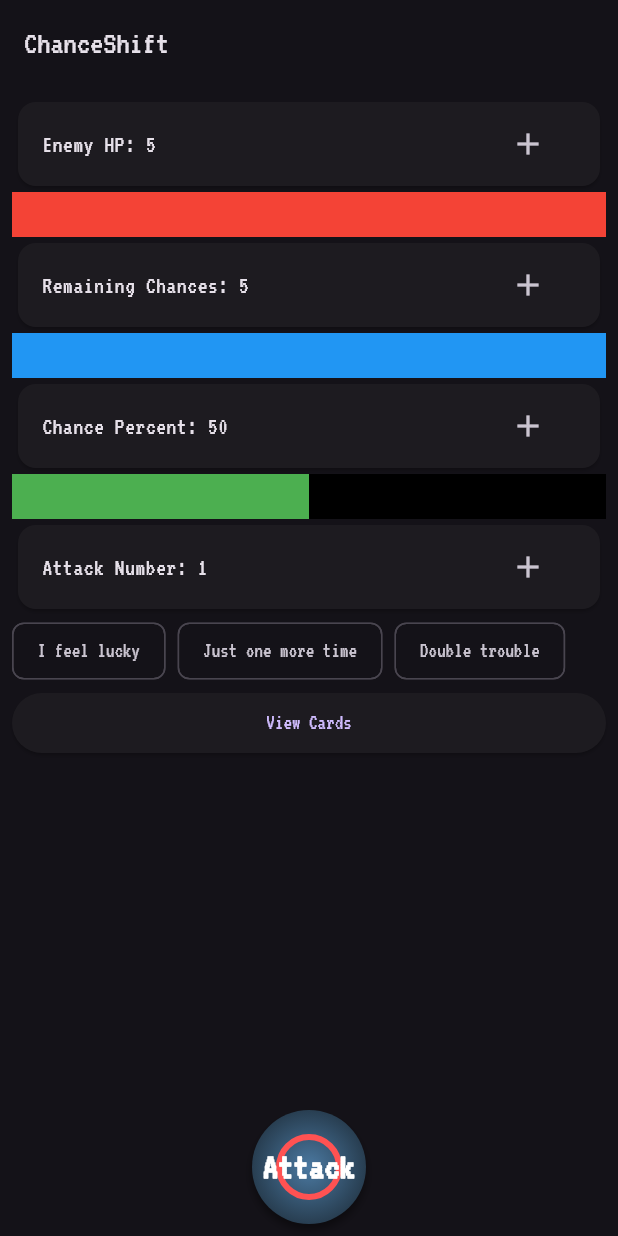
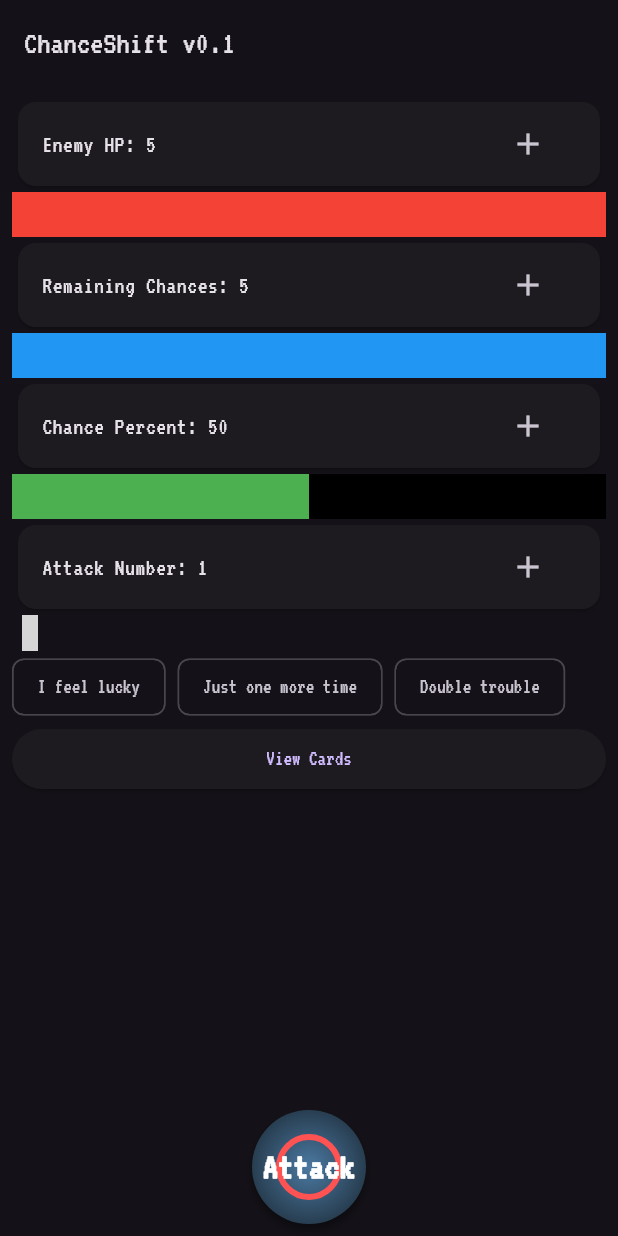
Before and after one commit to hyunjaemoon/chanceshift, a Flutter app: the screen it shows after launch, on a phone screen of 412 x 824 dp. Run offline on Flutter 3.47's test engine with Material 3 defaults, Android fonts, the phone set to English and light mode, and no system bars; our stand-ins replace material_design_icons_flutter; grey boxes are pictures that could not be loaded.

Commit message:
Add Sword icons for attackNum

```diff
--- a/lib/main.dart
+++ b/lib/main.dart
@@ -56,7 +56,7 @@
   Widget build(BuildContext context) {
     return Scaffold(
       appBar: AppBar(
-        title: Text('ChanceShift'),
+        title: Text('ChanceShift v0.1'),
       ),
       body: Padding(
         padding: const EdgeInsets.all(8.0),
@@ -84,6 +84,7 @@
                   _buildStatCard('Attack Number', attackNum, (newValue) {
                     setState(() => attackNum = newValue);
                   }),
+                  SwordIconsRow(numIcons: attackNum),
                   Wrap(
                     spacing: 8.0,
                     children:
--- a/lib/ui.dart
+++ b/lib/ui.dart
@@ -1,4 +1,5 @@
 import 'package:flutter/material.dart';
+import 'package:material_design_icons_flutter/material_design_icons_flutter.dart';
 
 class PushButton extends StatefulWidget {
   final VoidCallback onPressed;
@@ -140,3 +141,17 @@ class _StatusBarPainter extends CustomPainter {
     return oldDelegate != this;
   }
 }
+
+class SwordIconsRow extends StatelessWidget {
+  final int numIcons;
+
+  SwordIconsRow({required this.numIcons});
+
+  @override
+  Widget build(BuildContext context) {
+    return Row(
+      mainAxisAlignment: MainAxisAlignment.start,
+      children: List.generate(numIcons, (index) => Icon(MdiIcons.sword)),
+    );
+  }
+}
--- a/pubspec.yaml
+++ b/pubspec.yaml
@@ -35,6 +35,7 @@ dependencies:
   # The following adds the Cupertino Icons font to your application.
   # Use with the CupertinoIcons class for iOS style icons.
   cupertino_icons: ^1.0.6
+  material_design_icons_flutter: ^7.0.7296
 
 dev_dependencies:
   flutter_test:
```
